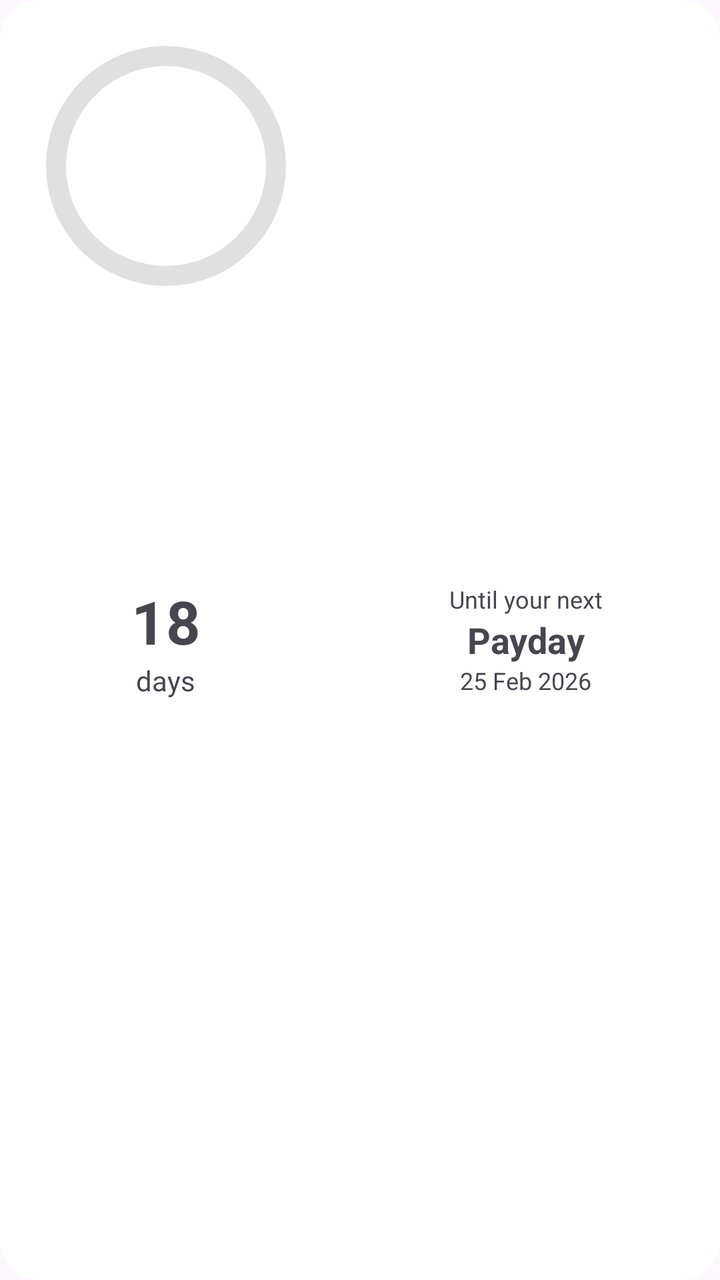
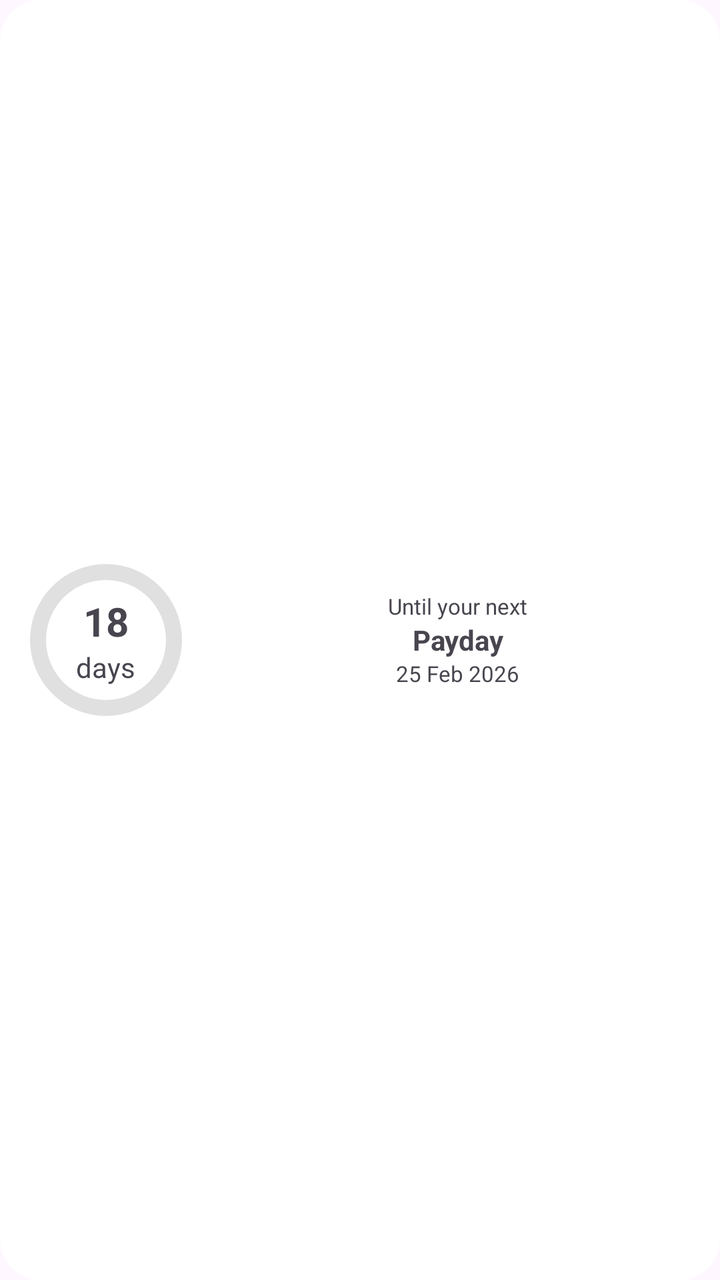

Compare the two renders of this Android layout. The source of the first and the diff that turns it into the second are given below.
<!-- AndroidManifest.xml: application theme Theme.PaydayWidget -->
<!-- res/layout/payday_widget.xml -->
<RelativeLayout xmlns:android="http://schemas.android.com/apk/res/android"
    style="@style/Widget.PaydayWidget.AppWidget.Container"
    android:layout_width="280dp"
    android:layout_height="150dp"
    android:background="@drawable/widget_bg"
    android:padding="8dp">

    <ProgressBar
        android:id="@+id/progressCircle"
        style="?android:attr/progressBarStyleHorizontal"
        android:layout_width="150dp"
        android:layout_height="150dp"
        android:layout_alignParentStart="true"
        android:indeterminate="false"
        android:max="30"
        android:progress="0"
        android:progressDrawable="@drawable/circle_progress"
        android:rotation="-90" />

    <LinearLayout
        android:layout_width="150dp"
        android:layout_height="150dp"
        android:layout_alignParentStart="true"
        android:layout_centerInParent="true"
        android:gravity="center"
        android:orientation="vertical">

        <TextView
            android:id="@+id/txtDays"
            android:layout_width="wrap_content"
            android:layout_height="wrap_content"
            android:text="18"
            android:textSize="30sp"
            android:textStyle="bold" />

        <TextView
            android:id="@+id/txtLabel"
            android:layout_width="wrap_content"
            android:layout_height="wrap_content"
            android:layout_below="@id/txtDays"
            android:text="days" />
    </LinearLayout>

    <LinearLayout
        android:layout_width="match_parent"
        android:layout_height="match_parent"
        android:layout_toEndOf="@id/progressCircle"
        android:gravity="center"
        android:orientation="vertical">

        <TextView
            android:id="@+id/txtPaydayInfo1"
            android:layout_width="wrap_content"
            android:layout_height="wrap_content"
            android:layout_marginStart="8dp"
            android:gravity="start"
            android:text="Until your next"
            android:textSize="12sp" />

        <TextView
            android:id="@+id/txtPaydayInfo2"
            android:layout_width="wrap_content"
            android:layout_height="wrap_content"
            android:layout_marginStart="8dp"
            android:gravity="start"
            android:text="Payday"
            android:textSize="18sp"
            android:textStyle="bold" />

        <TextView
            android:id="@+id/txtPaydayInfo3"
            android:layout_width="wrap_content"
            android:layout_height="wrap_content"
            android:layout_marginStart="8dp"
            android:layout_toEndOf="@id/progressCircle"
            android:gravity="start"
            android:text="25 Feb 2026"
            android:textSize="12sp" />
    </LinearLayout>

</RelativeLayout>
<!-- resources referenced by this layout -->
<resources>
  <!-- drawable circle_progress (drawable) -->
  <layer-list xmlns:android="http://schemas.android.com/apk/res/android">
  
      <item>
          <shape
              android:shape="ring"
              android:thickness="10dp"
              android:useLevel="false">
              <solid android:color="#E0E0E0"/>
          </shape>
      </item>
  
      <item>
          <shape
              android:shape="ring"
              android:thickness="10dp"
              android:useLevel="true">
              <solid android:color="#3F51B5"/>
              <corners android:radius="5dp"/>
          </shape>
      </item>
  
  </layer-list>
  <!-- drawable widget_bg (drawable) -->
  <shape xmlns:android="http://schemas.android.com/apk/res/android">
      <solid android:color="#FFFFFF"/>
      <corners android:radius="20dp"/>
      <padding
          android:left="8dp"
          android:top="8dp"
          android:right="8dp"
          android:bottom="8dp"/>
  </shape>
  <style name="Widget.PaydayWidget.AppWidget.Container" parent="android:Widget">
          <item name="android:id">@android:id/background</item>
          <item name="android:background">?android:attr/colorBackground</item>
      </style>
  <style name="Theme.PaydayWidget" parent="Base.Theme.PaydayWidget" />
  <style name="Base.Theme.PaydayWidget" parent="Theme.Material3.DayNight.NoActionBar">
          
          
      </style>
</resources>

<!-- the commit's change to res/layout/payday_widget.xml (unified diff, before → after) -->
@@ -1,16 +1,17 @@
 <RelativeLayout xmlns:android="http://schemas.android.com/apk/res/android"
     style="@style/Widget.PaydayWidget.AppWidget.Container"
-    android:layout_width="280dp"
-    android:layout_height="150dp"
+    android:layout_width="match_parent"
+    android:layout_height="match_parent"
     android:background="@drawable/widget_bg"
     android:padding="8dp">
 
     <ProgressBar
         android:id="@+id/progressCircle"
         style="?android:attr/progressBarStyleHorizontal"
-        android:layout_width="150dp"
-        android:layout_height="150dp"
+        android:layout_width="90dp"
+        android:layout_height="90dp"
         android:layout_alignParentStart="true"
+        android:layout_centerVertical="true"
         android:indeterminate="false"
         android:max="30"
         android:progress="0"
@@ -18,10 +19,10 @@
         android:rotation="-90" />
 
     <LinearLayout
-        android:layout_width="150dp"
-        android:layout_height="150dp"
-        android:layout_alignParentStart="true"
-        android:layout_centerInParent="true"
+        android:layout_width="90dp"
+        android:layout_height="90dp"
+        android:layout_alignStart="@id/progressCircle"
+        android:layout_alignTop="@id/progressCircle"
         android:gravity="center"
         android:orientation="vertical">
 
@@ -30,14 +31,13 @@
             android:layout_width="wrap_content"
             android:layout_height="wrap_content"
             android:text="18"
-            android:textSize="30sp"
+            android:textSize="20sp"
             android:textStyle="bold" />
 
         <TextView
             android:id="@+id/txtLabel"
             android:layout_width="wrap_content"
             android:layout_height="wrap_content"
-            android:layout_below="@id/txtDays"
             android:text="days" />
     </LinearLayout>
 
@@ -52,30 +52,29 @@
             android:id="@+id/txtPaydayInfo1"
             android:layout_width="wrap_content"
             android:layout_height="wrap_content"
-            android:layout_marginStart="8dp"
+            android:layout_marginStart="4dp"
             android:gravity="start"
             android:text="Until your next"
-            android:textSize="12sp" />
+            android:textSize="11sp" />
 
         <TextView
             android:id="@+id/txtPaydayInfo2"
             android:layout_width="wrap_content"
             android:layout_height="wrap_content"
-            android:layout_marginStart="8dp"
+            android:layout_marginStart="4dp"
             android:gravity="start"
             android:text="Payday"
-            android:textSize="18sp"
+            android:textSize="14sp"
             android:textStyle="bold" />
 
         <TextView
             android:id="@+id/txtPaydayInfo3"
             android:layout_width="wrap_content"
             android:layout_height="wrap_content"
-            android:layout_marginStart="8dp"
-            android:layout_toEndOf="@id/progressCircle"
+            android:layout_marginStart="4dp"
             android:gravity="start"
             android:text="25 Feb 2026"
-            android:textSize="12sp" />
+            android:textSize="11sp" />
     </LinearLayout>
 
 </RelativeLayout>
<!-- resource entries referenced after the edit -->
@@ -6,7 +6,7 @@
       <item>
           <shape
               android:shape="ring"
-              android:thickness="10dp"
+              android:thickness="8dp"
               android:useLevel="false">
               <solid android:color="#E0E0E0"/>
           </shape>
@@ -15,10 +15,10 @@
       <item>
           <shape
               android:shape="ring"
-              android:thickness="10dp"
+              android:thickness="8dp"
               android:useLevel="true">
               <solid android:color="#3F51B5"/>
-              <corners android:radius="5dp"/>
+              <corners android:radius="4dp"/>
           </shape>
       </item>
   
